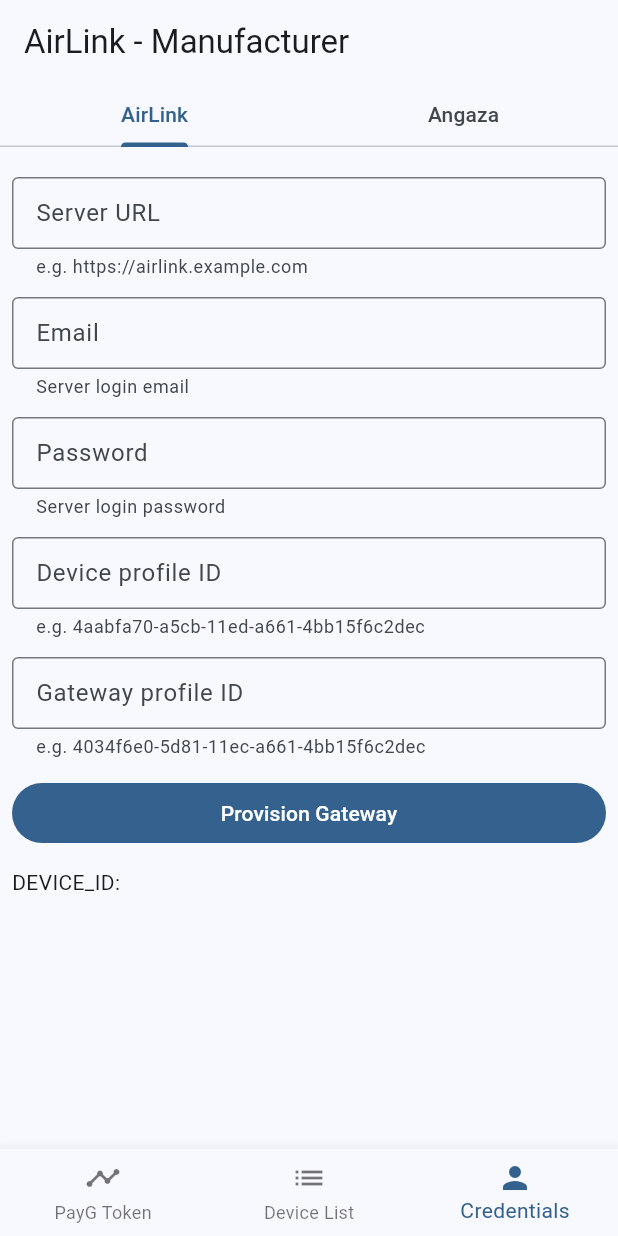
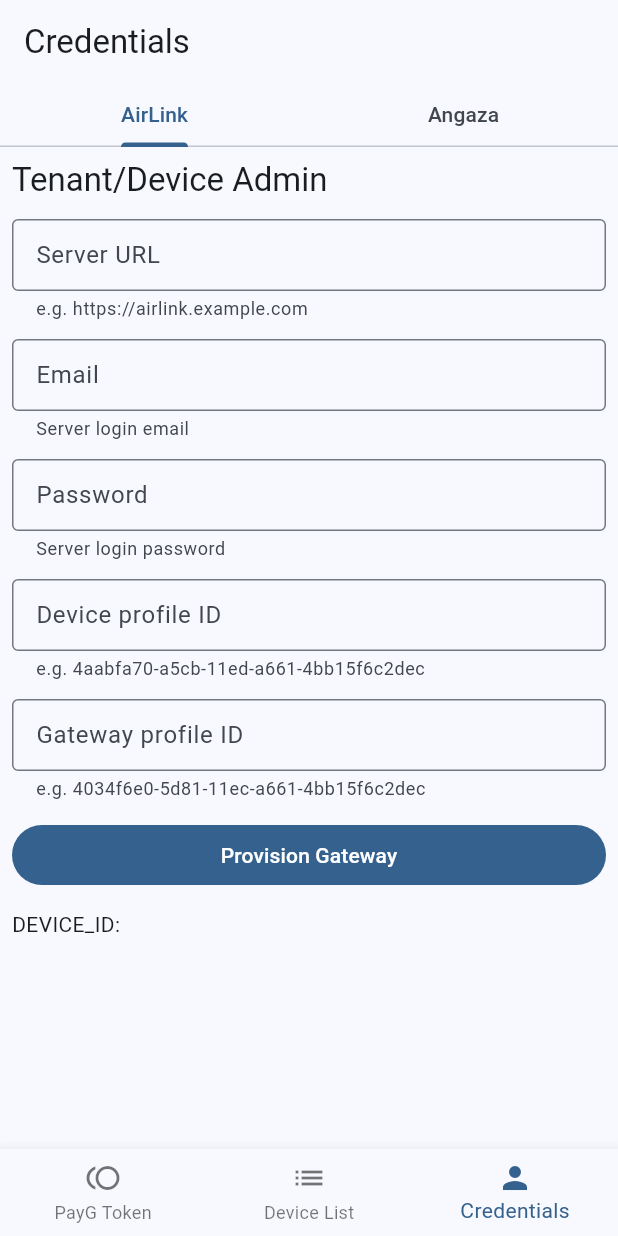
Before and after one commit to kaykhahima/airlink, a Flutter app: the screen it shows after launch, item 3 of the bottom bar chosen, on a phone screen of 412 x 824 dp. Run offline on Flutter 3.47's test engine with Material 2 defaults, Android fonts, the phone set to English and light mode, and no system bars; our stand-ins replace convert, dartz, device_info_plus, equatable, flutter_blue_plus, flutter_dotenv and 7 more; missing offline and left inert: app_settings, cbor, flutter_barcode_scanner, workmanager; accounts and stored records are empty; statements that could not run were skipped.

Commit message:
minor changes and fixes

```diff
--- a/lib/features/device/data/data_sources/local/ble_device_local_data_source_impl.dart
+++ b/lib/features/device/data/data_sources/local/ble_device_local_data_source_impl.dart
@@ -426,7 +426,7 @@ class BLEDeviceLocalDataSourceImpl implements DeviceLocalDataSource {
     try {
 
       if (dataList.isNotEmpty) {
-        for (Map<String, dynamic> data in dataList) {
+        for (Map data in dataList) {
           //get key
           String key = data['key'];
 
@@ -478,6 +478,7 @@ class BLEDeviceLocalDataSourceImpl implements DeviceLocalDataSource {
         throw const CacheFailure(message: 'No data available');
       }
     } catch (e) {
+      print(e.toString());
       throw const BLEDeviceFailure(message: 'Failed to push data');
     }
   }
--- a/lib/features/device/presentation/pages/device_details_page.dart
+++ b/lib/features/device/presentation/pages/device_details_page.dart
@@ -58,6 +58,7 @@ class _DeviceDetailsPageState extends State<DeviceDetailsPage> {
                     if (connectedDevice != null) {
                       return StreamBuilder<BluetoothConnectionState>(
                           stream: connectedDevice.device.connectionState,
+                          initialData: BluetoothConnectionState.connected,
                           builder: (context, state) {
                             if (state.data ==
                                 BluetoothConnectionState.connected) {
--- a/lib/features/device/presentation/providers/device_provider.dart
+++ b/lib/features/device/presentation/providers/device_provider.dart
@@ -80,6 +80,7 @@ class DeviceProvider extends ChangeNotifier {
         }).toList();
 
   Future<void> getDevices({required BuildContext context}) async {
+    print('callled');
     final result = await getBLEDevices(NoParams());
     result.fold((failure) {
       Snackbar.show(
--- a/lib/features/device/presentation/widgets/device_data.dart
+++ b/lib/features/device/presentation/widgets/device_data.dart
@@ -16,12 +16,13 @@ class DeviceData extends StatelessWidget {
   @override
   Widget build(BuildContext context) {
     return Padding(
-      padding: const EdgeInsets.all(8.0),
+      padding: const EdgeInsets.symmetric(horizontal: 8.0),
       child: Column(
         children: [
+          //all buttons are here in this widget
           DeviceActions(device: connectedDevice),
           const SizedBox(
-            height: 24.0,
+            height: 8.0,
           ),
           const Text('Resources'),
           const SizedBox(
--- a/lib/features/profile/presentation/widgets/airlink_credentials.dart
+++ b/lib/features/profile/presentation/widgets/airlink_credentials.dart
@@ -88,6 +88,10 @@ class _AirLinkCredentialsFormState extends State<AirLinkCredentialsForm> {
               key: _profileFormKey,
               child: ListView(
                 children: [
+                  Text(
+                    'Tenant/Device Admin',
+                    style: Theme.of(context).textTheme.titleLarge,
+                  ),
                   const SizedBox(
                     height: 12.0,
                   ),
--- a/lib/features/profile/presentation/widgets/angaza_credentials_form.dart
+++ b/lib/features/profile/presentation/widgets/angaza_credentials_form.dart
@@ -73,6 +73,10 @@ class _AngazaCredentialsFormState extends State<AngazaCredentialsForm> {
               key: _angazaCredentialsFormKey,
               child: ListView(
                 children: [
+                  Text(
+                    'Distributor API Access',
+                    style: Theme.of(context).textTheme.titleLarge,
+                  ),
                   const SizedBox(
                     height: 12.0,
                   ),
--- a/lib/main.dart
+++ b/lib/main.dart
@@ -111,9 +111,9 @@ class _HomePageState extends State<HomePage> {
   ];
 
   final List<String> _titles = <String>[
-    'Tenant Admin',
-    'Client',
-    'Manufacturer',
+    'Distributor/Tenant Admin',
+    'Device User/Admin',
+    'Credentials',
   ];
 
   void _onItemTapped(int index) {
@@ -131,7 +131,7 @@ class _HomePageState extends State<HomePage> {
   Widget build(BuildContext context) {
     return Scaffold(
       appBar: AppBar(
-        title: Text('AirLink - ${_titles.elementAt(_selectedIndex)}'),
+        title: Text(_titles.elementAt(_selectedIndex)),
       ),
       body: Container(
         child: _widgetOptions.elementAt(_selectedIndex),
@@ -139,7 +139,7 @@ class _HomePageState extends State<HomePage> {
       bottomNavigationBar: BottomNavigationBar(
         items: const <BottomNavigationBarItem>[
           BottomNavigationBarItem(
-            icon: Icon(Icons.timeline),
+            icon: Icon(Icons.toll),
             label: 'PayG Token',
           ),
           BottomNavigationBarItem(
```
Also changed, not shown: lib/features/device/presentation/widgets/device_actions.dart (+91 -75 lines), lib/features/device/presentation/widgets/input_field.dart (+6 -14 lines).
